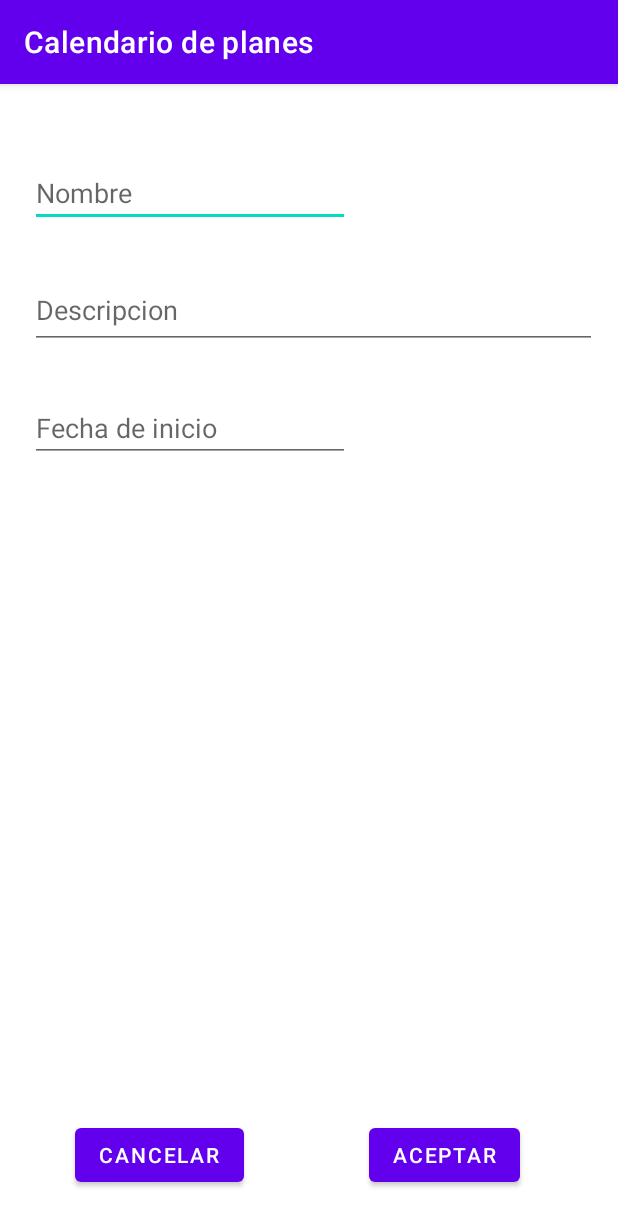
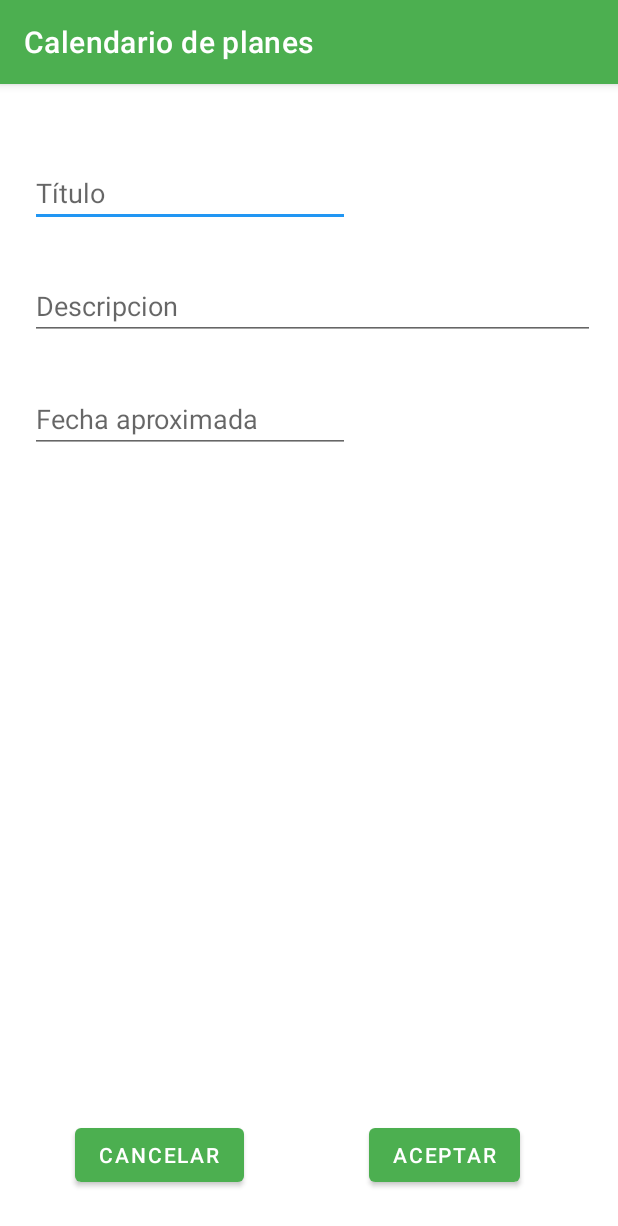
Before and after one commit to gurzelai/gestor-de-planes, an Android app: the Anadir screen opened directly, with no data from a screen before it, on a phone screen of 412 x 824 dp. Shown: the top 1226 px of the screen. Run offline under Robolectric (Android 15) with nearby library versions, the phone set to English and light mode, and no system bars.

Commit message:
CAMBIOS AJO HECHOS

```diff
--- a/app/build.gradle
+++ b/app/build.gradle
@@ -30,12 +30,11 @@ android {
 
 dependencies {
 
-    implementation "com.android.support:support-compat:28.0.0"
-    implementation 'androidx.appcompat:appcompat:1.2.0'
+    implementation 'androidx.appcompat:appcompat:1.3.0'
     implementation 'com.google.android.material:material:1.3.0'
     implementation 'androidx.constraintlayout:constraintlayout:2.0.4'
     implementation 'com.android.support:support-annotations:28.0.0'
-    testImplementation 'junit:junit:4.+'
+    testImplementation 'junit:junit:4.13.2'
     androidTestImplementation 'androidx.test.ext:junit:1.1.2'
     androidTestImplementation 'androidx.test.espresso:espresso-core:3.3.0'
 }
--- a/app/src/main/AndroidManifest.xml
+++ b/app/src/main/AndroidManifest.xml
@@ -9,7 +9,6 @@
         android:roundIcon="@mipmap/ic_launcher_round"
         android:supportsRtl="true"
         android:theme="@style/Theme.GestorDeProyectos">
-        <activity android:name=".Editar"></activity>
         <activity android:name=".Anadir" />
         <activity android:name=".MainActivity">
             <intent-filter>
--- a/app/src/main/java/com/example/gestordeproyectos/Anadir.java
+++ b/app/src/main/java/com/example/gestordeproyectos/Anadir.java
@@ -6,6 +6,7 @@ import android.content.Intent;
 import android.os.Bundle;
 import android.view.View;
 import android.widget.Button;
+import android.widget.CheckBox;
 import android.widget.DatePicker;
 import android.widget.EditText;
 
@@ -14,27 +15,44 @@ import androidx.appcompat.app.AppCompatActivity;
 
 public class Anadir extends AppCompatActivity {
 
-    final static String EXTRA_AÑADIR = "proyecto añadido";
+    final static String EXTRA_ANIADIR = "nuevo proyecto";
     Button aceptar, cancelar;
     EditText nombre, descripcion, fechaDeInicio;
-    Intent resultIntent;
+    CheckBox completo;
+    boolean esEditar;
 
     @Override
     protected void onCreate(Bundle savedInstanceState) {
         super.onCreate(savedInstanceState);
         setContentView(R.layout.activity_anadir);
-
         aceptar = (Button) findViewById(R.id.aceptar);
         cancelar = (Button) findViewById(R.id.cancelar);
         nombre = (EditText) findViewById(R.id.nombreVista);
         descripcion = (EditText) findViewById(R.id.descripcion);
         fechaDeInicio = (EditText) findViewById(R.id.fechaDeInicio);
+        completo = (CheckBox) findViewById(R.id.completo);
+        Proyecto p = (Proyecto) this.getIntent().getSerializableExtra(MainActivity.EXTRA_PROYECTO);
+        if (p != null) {
+            esEditar = true;
+            nombre.setText(p.getNombre());
+            descripcion.setText(p.getDescripcion());
+            fechaDeInicio.setText(p.getFechaDeInicio());
+            completo.setChecked(p.getCompletado());
+        } else {
+            completo.setVisibility(View.INVISIBLE);
+        }
         aceptar.setOnClickListener(new View.OnClickListener() {
             @Override
             public void onClick(View v) {
-                Proyecto p = new Proyecto(nombre.getText().toString(), descripcion.getText().toString(), fechaDeInicio.getText().toString(), getIntent().getBooleanExtra("carpeta", false));
-                resultIntent = new Intent(String.valueOf(getApplicationContext()));
-                resultIntent.putExtra(EXTRA_AÑADIR, p);
+                Intent resultIntent;
+                if (esEditar) {
+                    MainActivity.actualizarProyecto(nombre.getText().toString(), descripcion.getText().toString(), fechaDeInicio.getText().toString(), completo.isChecked());
+                    resultIntent = new Intent(String.valueOf(getApplicationContext()));
+                } else {
+                    Proyecto p = new Proyecto(nombre.getText().toString(), descripcion.getText().toString(), fechaDeInicio.getText().toString());
+                    resultIntent = new Intent(String.valueOf(getApplicationContext()));
+                    resultIntent.putExtra(EXTRA_ANIADIR, p);
+                }
                 setResult(Activity.RESULT_OK, resultIntent);
                 finish();
             }
@@ -52,7 +70,6 @@ public class Anadir extends AppCompatActivity {
             }
         });
     }
-
     private void abrirDialogoFecha() {
         DialogoCalendario newFragment = DialogoCalendario.newInstance(new DatePickerDialog.OnDateSetListener() {
             @Override
@@ -62,7 +79,6 @@ public class Anadir extends AppCompatActivity {
                 fechaDeInicio.setText(selectedDate);
             }
         });
-
         newFragment.show(getSupportFragmentManager(), "datePicker");
     }
 }
--- a/app/src/main/res/layout/activity_anadir.xml
+++ b/app/src/main/res/layout/activity_anadir.xml
@@ -4,7 +4,7 @@
     xmlns:tools="http://schemas.android.com/tools"
     android:layout_width="match_parent"
     android:layout_height="match_parent"
-    android:layout_marginRight="15sp"
+    android:layout_marginEnd="15sp"
     tools:context=".Anadir">
 
     <EditText
@@ -14,20 +14,20 @@
         android:layout_marginStart="20dp"
         android:layout_marginTop="50dp"
         android:ems="10"
-        android:hint="Nombre"
-        android:inputType="textPersonName|textCapSentences|textCapWords"
+        android:hint="Título"
+        android:inputType="textNoSuggestions|textPersonName|textCapSentences|textCapWords"
         app:layout_constraintStart_toStartOf="parent"
         app:layout_constraintTop_toTopOf="parent" />
 
     <EditText
         android:id="@+id/descripcion"
-        android:layout_width="378dp"
-        android:layout_height="51dp"
+        android:layout_width="match_parent"
+        android:layout_height="wrap_content"
         android:layout_marginStart="20dp"
         android:layout_marginTop="30dp"
         android:ems="10"
         android:hint="Descripcion"
-        android:inputType="textPersonName|textCapSentences|textCapWords"
+        android:inputType="textMultiLine|textNoSuggestions|textPersonName|textCapSentences"
         app:layout_constraintStart_toStartOf="parent"
         app:layout_constraintTop_toBottomOf="@+id/nombreVista" />
 
@@ -37,11 +37,11 @@
         android:layout_height="wrap_content"
         android:layout_marginStart="20dp"
         android:layout_marginTop="30dp"
-        android:clickable="true"
+        android:clickable="false"
         android:ems="10"
         android:focusable="false"
         android:focusableInTouchMode="true"
-        android:hint="Fecha de inicio"
+        android:hint="Fecha aproximada"
         android:inputType="date"
         android:maxLines="1"
         app:layout_constraintStart_toStartOf="parent"
@@ -67,4 +67,14 @@
         app:layout_constraintBottom_toBottomOf="parent"
         app:layout_constraintStart_toStartOf="parent" />
 
+    <CheckBox
+        android:id="@+id/completo"
+        android:layout_width="wrap_content"
+        android:layout_height="wrap_content"
+        android:layout_marginStart="20dp"
+        android:layout_marginTop="30dp"
+        android:text="Completo"
+        app:layout_constraintStart_toStartOf="parent"
+        app:layout_constraintTop_toBottomOf="@+id/fechaDeInicio" />
+
 </androidx.constraintlayout.widget.ConstraintLayout>
--- a/app/src/main/res/values/colors.xml
+++ b/app/src/main/res/values/colors.xml
@@ -7,4 +7,5 @@
     <color name="teal_700">#FF018786</color>
     <color name="black">#FF000000</color>
     <color name="white">#FFFFFFFF</color>
+    <color name="completado">#676767</color>
 </resources>
--- a/app/src/main/res/values/strings.xml
+++ b/app/src/main/res/values/strings.xml
@@ -1,3 +1,5 @@
 <resources>
-    <string name="app_name">Calendario de planes</string>
+    <string name="app_name">Planetone</string>
+    <string name="app_name_main">Calendario de planes</string>
+    <string name="todo">TODO</string>
 </resources>
--- a/app/src/main/res/values/themes.xml
+++ b/app/src/main/res/values/themes.xml
@@ -2,15 +2,16 @@
     <!-- Base application theme. -->
     <style name="Theme.GestorDeProyectos" parent="Theme.MaterialComponents.DayNight.DarkActionBar">
         <!-- Primary brand color. -->
-        <item name="colorPrimary">@color/purple_500</item>
-        <item name="colorPrimaryVariant">@color/purple_700</item>
+        <item name="colorPrimary">#4CAF50</item>
+        <item name="colorPrimaryVariant">@color/black</item>
         <item name="colorOnPrimary">@color/white</item>
         <!-- Secondary brand color. -->
-        <item name="colorSecondary">@color/teal_200</item>
-        <item name="colorSecondaryVariant">@color/teal_700</item>
+        <item name="colorSecondary">#2196F3</item>
+        <item name="colorSecondaryVariant">#03A9F4</item>
         <item name="colorOnSecondary">@color/black</item>
         <!-- Status bar color. -->
         <item name="android:statusBarColor" tools:targetApi="l">?attr/colorPrimaryVariant</item>
         <!-- Customize your theme here. -->
+        <item name="title">@string/app_name_main</item>
     </style>
 </resources>
```
Also changed, not shown: app/src/main/java/com/example/gestordeproyectos/AdaptadorProyecto.java (+8 -16 lines), app/src/main/java/com/example/gestordeproyectos/Editar.java (deleted, +0 -70 lines), app/src/main/java/com/example/gestordeproyectos/MainActivity.java (+34 -25 lines), app/src/main/java/com/example/gestordeproyectos/Proyecto.java (+7 -15 lines), app/src/main/res/drawable/ic_baseline_info_24.xml (added, +10 -0 lines), app/src/main/res/drawable/ic_baseline_people_24.xml (added, +10 -0 lines), app/src/main/res/layout/activity_adaptador_proyecto.xml (+6 -4 lines), app/src/main/res/layout/activity_editar.xml (deleted, +0 -69 lines), app/src/main/res/layout/activity_main.xml (+5 -14 lines), app/src/main/res/menu/main.xml (added, +15 -0 lines).
